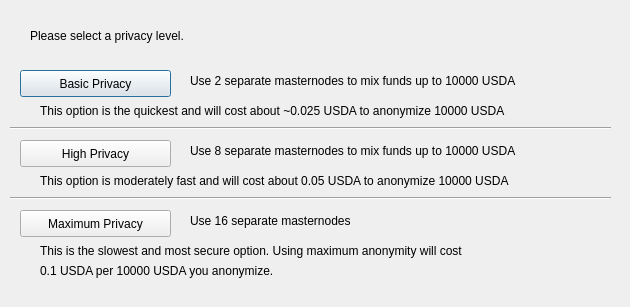
Above: src/qt/forms/obfuscationconfig.ui from advantage-development/v11 before the change. Below: the same form after it.
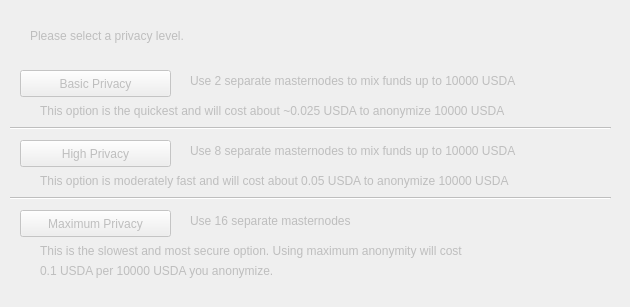
That is the form after the change.

The edit to the form file:
```diff
--- a/src/qt/forms/obfuscationconfig.ui
+++ b/src/qt/forms/obfuscationconfig.ui
@@ -2,6 +2,9 @@
 <ui version="4.0">
  <class>ObfuscationConfig</class>
  <widget class="QDialog" name="ObfuscationConfig">
+  <property name="enabled">
+   <bool>false</bool>
+  </property>
   <property name="geometry">
    <rect>
     <x>0</x>
```
